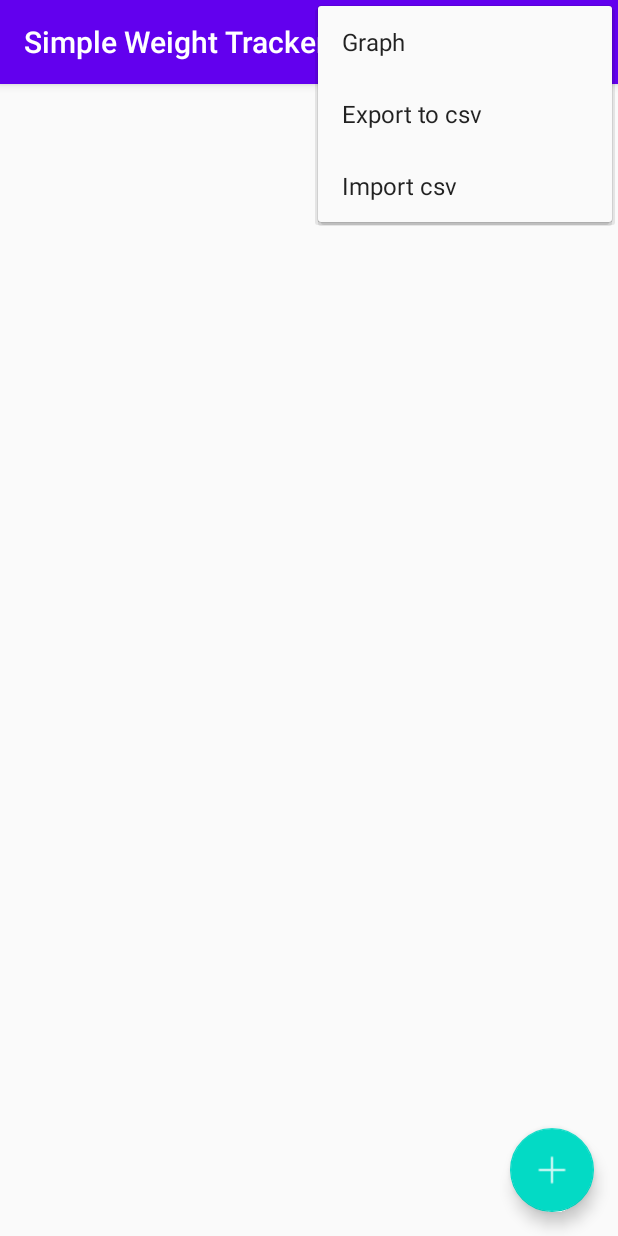
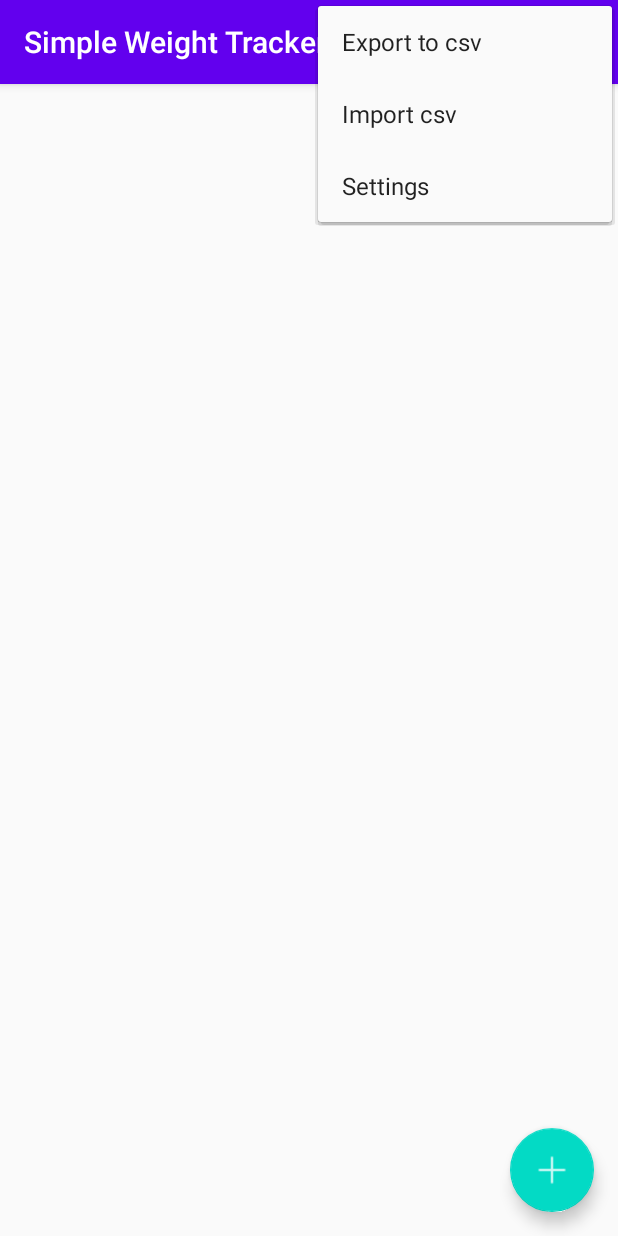
Before and after one commit to derxe/simple-weight-tracker-plus, an Android app: the screen it shows after launch (MainActivity), with the options menu open, on a phone screen of 412 x 824 dp. Run offline under Robolectric (Android 15) with nearby library versions, the phone set to English and light mode, and no system bars; libraries missing offline, so code that uses them is left out: net.rdrei.android.

Commit message:
Application settings

```diff
--- a/app/build.gradle
+++ b/app/build.gradle
@@ -14,6 +14,11 @@ android {
         testInstrumentationRunner "androidx.test.runner.AndroidJUnitRunner"
     }
 
+    // creates resource file generated.xml so that we can access versionName in xml layout
+    applicationVariants.all { variant ->
+        variant.resValue "string", "versionName", variant.versionName
+    }
+
     buildTypes {
         release {
             minifyEnabled false
@@ -26,6 +31,7 @@ dependencies {
     implementation fileTree(dir: "libs", include: ["*.jar"])
     implementation 'androidx.appcompat:appcompat:1.1.0'
     implementation 'com.google.android.material:material:1.1.0'
+    implementation 'androidx.preference:preference:1.1.0'
     testImplementation 'junit:junit:4.12'
     androidTestImplementation 'androidx.test.ext:junit:1.1.1'
     androidTestImplementation 'androidx.test.espresso:espresso-core:3.2.0'
--- a/app/src/main/AndroidManifest.xml
+++ b/app/src/main/AndroidManifest.xml
@@ -13,7 +13,10 @@
         android:supportsRtl="true"
         android:theme="@style/AppTheme"
         tools:replace="android:theme">
-        <activity android:name=".GraphActivity"></activity>
+        <activity
+            android:name=".SettingsActivity"
+            android:label="@string/title_activity_settings"></activity>
+        <activity android:name=".GraphActivity" />
         <activity
             android:name=".AddWeightActivity"
             android:label="Add new weight:"
--- a/app/src/main/res/menu/menu_main.xml
+++ b/app/src/main/res/menu/menu_main.xml
@@ -5,7 +5,8 @@
     <item
         android:id="@+id/open_graph"
         android:title="Graph"
-        app:showAsAction="never" />
+        android:icon="@drawable/ic_launcher_background"
+        app:showAsAction="ifRoom" />
 
     <item
         android:id="@+id/export_csv"
@@ -17,4 +18,9 @@
         android:title="Import csv"
         app:showAsAction="never" />
 
+    <item
+        android:id="@+id/settings"
+        android:title="Settings"
+        app:showAsAction="never" />
+
 </menu>
--- /dev/null
+++ b/app/src/main/res/values/arrays.xml
@@ -0,0 +1,12 @@
+<resources>
+    <!-- Reply Preference -->
+    <string-array name="weights_units_entries">
+        <item>Kg</item>
+        <item>Pounds</item>
+    </string-array>
+
+    <string-array name="weights_units_values">
+        <item>kg</item>
+        <item>lbs</item>
+    </string-array>
+</resources>
--- /dev/null
+++ b/app/src/main/res/xml/root_preferences.xml
@@ -0,0 +1,56 @@
+<PreferenceScreen xmlns:android="http://schemas.android.com/apk/res/android"
+    xmlns:app="http://schemas.android.com/apk/res-auto">
+
+    <ListPreference
+        app:defaultValue="1"
+        app:entries="@array/weights_units_entries"
+        app:entryValues="@array/weights_units_values"
+        app:key="weight_unitaa"
+        app:title="Weight Units"
+        app:useSimpleSummaryProvider="true" />
+
+    <PreferenceCategory app:title="Import/Export">
+
+        <EditTextPreference
+            app:defaultValue="M/dd/yy h:mm a"
+            app:key="format"
+            app:title="Date format"
+            app:useSimpleSummaryProvider="true" />
+
+        <SwitchPreference
+            app:defaultValue="true"
+            app:key="use_default_locale"
+            app:summary="Don't use your system default locale"
+            app:title="Use custom locale" />
+
+        <EditTextPreference
+            app:defaultValue="en"
+            app:dependency="use_default_locale"
+            app:key="locale"
+            app:title="Date locale"
+            app:useSimpleSummaryProvider="true" />
+
+    </PreferenceCategory>
+
+    <PreferenceCategory app:title="About">
+
+        <Preference
+            app:selectable="false"
+            app:summary="Just a really simple weight tracking app :)" />
+
+        <Preference
+            app:summary="@string/versionName"
+            app:title="Version" />
+
+        <Preference
+            app:summary="https://github.com/derxe/simple-weight-tracker-plus"
+            app:title="Git repository">
+            <intent
+                android:action="android.intent.action.VIEW"
+                android:data="https://github.com/derxe/simple-weight-tracker-plus" />
+        </Preference>
+
+    </PreferenceCategory>
+
+
+</PreferenceScreen>
```
Also changed, not shown: app/src/main/java/com/example/simpleweighttracker/GraphActivity.java (+9 -2 lines), app/src/main/java/com/example/simpleweighttracker/MainActivity.java (+10 -1 lines), app/src/main/java/com/example/simpleweighttracker/SettingsActivity.java (added, +36 -0 lines), app/src/main/res/layout/settings_activity.xml (added, +9 -0 lines), app/src/main/res/values/strings.xml (+16 -0 lines).
